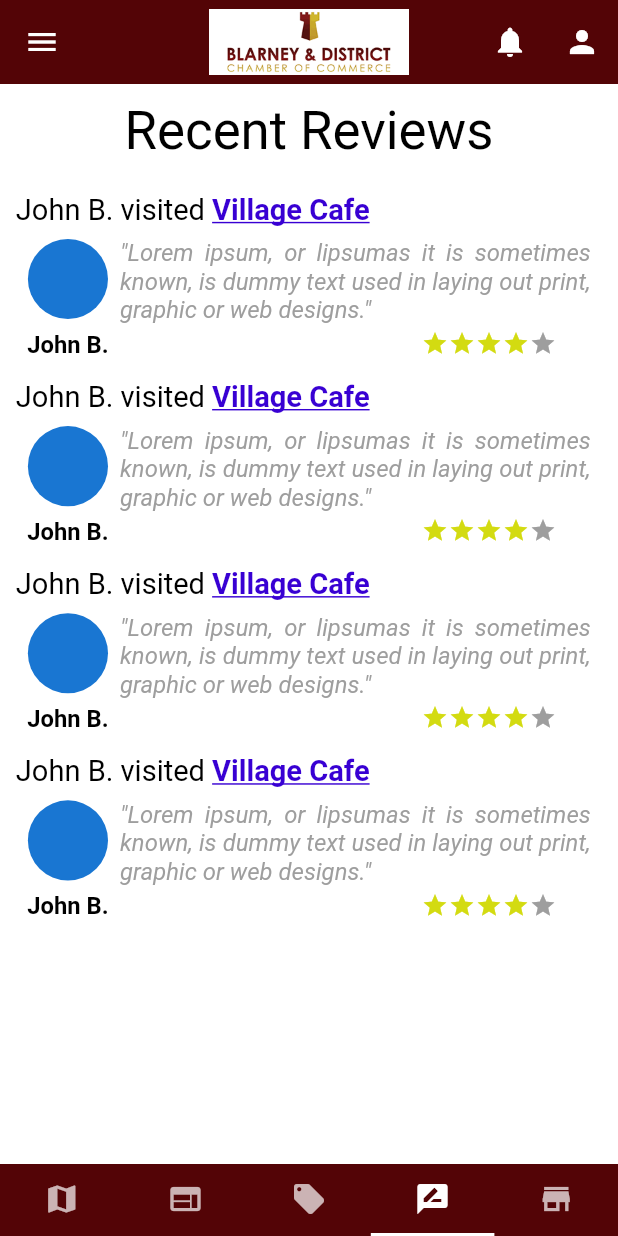
After one commit to dnadawa/Blarney-District, a Flutter app: the screen it shows after launch, item 4 of the bottom bar chosen, on a phone screen of 412 x 824 dp. The commit adds this screen. Run offline on Flutter 3.47's test engine with Material 2 defaults, Android fonts, the phone set to English and light mode, and no system bars; drawn by our look-alikes of flutter_rating_bar; our stand-ins replace flutter_screenutil.

Commit message:
Recent Reviews added

```diff
--- a/lib/screens/home.dart
+++ b/lib/screens/home.dart
@@ -3,6 +3,7 @@ import 'package:flutter/material.dart';
 import 'package:flutter_screenutil/flutter_screenutil.dart';
 import 'package:village_app/screens/business-directory.dart';
 import 'package:village_app/screens/profile.dart';
+import 'package:village_app/screens/recent-reviews.dart';
 import 'package:village_app/screens/special-offers.dart';
 import 'package:village_app/widgets/custom-text.dart';
 
@@ -182,7 +183,7 @@ class _HomeState extends State<Home> with SingleTickerProviderStateMixin{
           Container(color: Colors.red,),
           Container(color: Colors.green,),
           SpecialOffers(),
-          Container(color: Colors.blue,),
+          RecentReviews(),
           BusinessDirectory(),
         ],
       ),
--- /dev/null
+++ b/lib/screens/recent-reviews.dart
@@ -0,0 +1,438 @@
+import 'package:flutter/gestures.dart';
+import 'package:flutter/material.dart';
+import 'package:flutter/widgets.dart';
+import 'package:flutter_rating_bar/flutter_rating_bar.dart';
+import 'package:flutter_screenutil/flutter_screenutil.dart';
+import 'package:village_app/widgets/custom-text.dart';
+
+class RecentReviews extends StatefulWidget {
+  @override
+  _RecentReviewsState createState() => _RecentReviewsState();
+}
+
+class _RecentReviewsState extends State<RecentReviews> {
+  @override
+  Widget build(BuildContext context) {
+    return Scaffold(
+      backgroundColor: Colors.white,
+      body: Column(
+        crossAxisAlignment: CrossAxisAlignment.stretch,
+        children: [
+          Padding(
+            padding: EdgeInsets.all(ScreenUtil().setHeight(30)),
+            child: CustomText(
+              text: 'Recent Reviews',
+              size: ScreenUtil().setSp(100),
+              color: Colors.black,
+            ),
+          ),
+          Expanded(
+            child: Padding(
+              padding: EdgeInsets.all(ScreenUtil().setHeight(30)),
+              child: ListView(
+                children: [
+                  Padding(
+                    padding: EdgeInsets.only(bottom: ScreenUtil().setHeight(40)),
+                    child: Column(
+                      crossAxisAlignment: CrossAxisAlignment.start,
+                      children: [
+                        ///name
+                        RichText(
+                          text: TextSpan(
+                            text: 'John B. visited ',
+                            style: TextStyle(
+                              color: Colors.black,
+                              fontSize: ScreenUtil().setSp(55)
+                            ),
+                            children: [
+                              TextSpan(
+                                text: 'Village Cafe',
+                                style: TextStyle(
+                                  color: Color(0xff3800D3),
+                                  fontWeight: FontWeight.bold,
+                                  decoration: TextDecoration.underline
+                                ),
+                                recognizer: TapGestureRecognizer()..onTap = (){
+                                  print("Village cafe tapped!");
+                                }
+                              ),
+                            ],
+                          ),
+                        ),
+                        SizedBox(height: ScreenUtil().setWidth(20),),
+
+                        Padding(
+                          padding: EdgeInsets.symmetric(horizontal: ScreenUtil().setWidth(20)),
+                          child: Row(
+                            crossAxisAlignment: CrossAxisAlignment.start,
+                            children: [
+
+                              ///person
+                              Column(
+                                crossAxisAlignment: CrossAxisAlignment.center,
+                                children: [
+                                  ///pro pic
+                                  CircleAvatar(
+                                    radius: ScreenUtil().setWidth(70),
+                                  ),
+                                  SizedBox(height: ScreenUtil().setWidth(20),),
+
+                                  ///name
+                                  CustomText(
+                                    text: 'John B.',
+                                    isBold: true,
+                                    color: Colors.black,
+                                    size: ScreenUtil().setSp(45),
+                                  ),
+                                ],
+                              ),
+                              SizedBox(width: ScreenUtil().setWidth(20),),
+
+                              ///review
+                              Expanded(
+                                child: Column(
+                                  children: [
+
+                                    ///text review
+                                    Text(
+                                      '"Lorem ipsum, or lipsumas it is sometimes known, is dummy text used in laying out print, graphic or web designs."',
+                                      style: TextStyle(
+                                        color: Colors.grey,
+                                        fontStyle: FontStyle.italic,
+                                        fontSize: ScreenUtil().setSp(45)
+                                      ),
+                                      textAlign: TextAlign.justify,
+                                    ),
+                                    SizedBox(height: ScreenUtil().setWidth(10),),
+
+                                    ///stars
+                                    Align(
+                                      alignment: Alignment.bottomRight,
+                                      child: Padding(
+                                        padding: EdgeInsets.only(right: ScreenUtil().setWidth(60)),
+                                        child: RatingBarIndicator(
+                                          rating: 4,
+                                          itemBuilder: (context, index) => Icon(
+                                            Icons.star,
+                                            color: Color(0xffD3DB11),
+                                          ),
+                                          itemCount: 5,
+                                          itemSize: 18,
+                                        ),
+                                      ),
+                                    ),
+                                  ],
+                                ),
+                              ),
+                            ],
+                          ),
+                        ),
+                      ],
+                    ),
+                  ),
+                  Padding(
+                    padding: EdgeInsets.only(bottom: ScreenUtil().setHeight(40)),
+                    child: Column(
+                      crossAxisAlignment: CrossAxisAlignment.start,
+                      children: [
+                        ///name
+                        RichText(
+                          text: TextSpan(
+                            text: 'John B. visited ',
+                            style: TextStyle(
+                              color: Colors.black,
+                              fontSize: ScreenUtil().setSp(55)
+                            ),
+                            children: [
+                              TextSpan(
+                                text: 'Village Cafe',
+                                style: TextStyle(
+                                  color: Color(0xff3800D3),
+                                  fontWeight: FontWeight.bold,
+                                  decoration: TextDecoration.underline
+                                ),
+                                recognizer: TapGestureRecognizer()..onTap = (){
+                                  print("Village cafe tapped!");
+                                }
+                              ),
+                            ],
+                          ),
+                        ),
+                        SizedBox(height: ScreenUtil().setWidth(20),),
+
+                        Padding(
+                          padding: EdgeInsets.symmetric(horizontal: ScreenUtil().setWidth(20)),
+                          child: Row(
+                            crossAxisAlignment: CrossAxisAlignment.start,
+                            children: [
+
+                              ///person
+                              Column(
+                                crossAxisAlignment: CrossAxisAlignment.center,
+                                children: [
+                                  ///pro pic
+                                  CircleAvatar(
+                                    radius: ScreenUtil().setWidth(70),
+                                  ),
+                                  SizedBox(height: ScreenUtil().setWidth(20),),
+
+                                  ///name
+                                  CustomText(
+                                    text: 'John B.',
+                                    isBold: true,
+                                    color: Colors.black,
+                                    size: ScreenUtil().setSp(45),
+                                  ),
+                                ],
+                              ),
+                              SizedBox(width: ScreenUtil().setWidth(20),),
+
+                              ///review
+                              Expanded(
+                                child: Column(
+                                  children: [
+
+                                    ///text review
+                                    Text(
+                                      '"Lorem ipsum, or lipsumas it is sometimes known, is dummy text used in laying out print, graphic or web designs."',
+                                      style: TextStyle(
+                                        color: Colors.grey,
+                                        fontStyle: FontStyle.italic,
+                                        fontSize: ScreenUtil().setSp(45)
+                                      ),
+                                      textAlign: TextAlign.justify,
+                                    ),
+                                    SizedBox(height: ScreenUtil().setWidth(10),),
+
+                                    ///stars
+                                    Align(
+                                      alignment: Alignment.bottomRight,
+                                      child: Padding(
+                                        padding: EdgeInsets.only(right: ScreenUtil().setWidth(60)),
+                                        child: RatingBarIndicator(
+                                          rating: 4,
+                                          itemBuilder: (context, index) => Icon(
+                                            Icons.star,
+                                            color: Color(0xffD3DB11),
+                                          ),
+                                          itemCount: 5,
+                                          itemSize: 18,
+                                        ),
+                                      ),
+                                    ),
+                                  ],
+                                ),
+                              ),
+                            ],
+                          ),
+                        ),
+                      ],
+                    ),
+                  ),
+                  Padding(
+                    padding: EdgeInsets.only(bottom: ScreenUtil().setHeight(40)),
+                    child: Column(
+                      crossAxisAlignment: CrossAxisAlignment.start,
+                      children: [
+                        ///name
+                        RichText(
+                          text: TextSpan(
+                            text: 'John B. visited ',
+                            style: TextStyle(
+                              color: Colors.black,
+                              fontSize: ScreenUtil().setSp(55)
+                            ),
+                            children: [
+                              TextSpan(
+                                text: 'Village Cafe',
+                                style: TextStyle(
+                                  color: Color(0xff3800D3),
+                                  fontWeight: FontWeight.bold,
+                                  decoration: TextDecoration.underline
+                                ),
+                                recognizer: TapGestureRecognizer()..onTap = (){
+                                  print("Village cafe tapped!");
+                                }
+                              ),
+                            ],
+                          ),
+                        ),
+                        SizedBox(height: ScreenUtil().setWidth(20),),
+
+                        Padding(
+                          padding: EdgeInsets.symmetric(horizontal: ScreenUtil().setWidth(20)),
+                          child: Row(
+                            crossAxisAlignment: CrossAxisAlignment.start,
+                            children: [
+
+                              ///person
+                              Column(
+                                crossAxisAlignment: CrossAxisAlignment.center,
+                                children: [
+                                  ///pro pic
+                                  CircleAvatar(
+                                    radius: ScreenUtil().setWidth(70),
+                                  ),
+                                  SizedBox(height: ScreenUtil().setWidth(20),),
+
+                                  ///name
+                                  CustomText(
+                                    text: 'John B.',
+                                    isBold: true,
+                                    color: Colors.black,
+                                    size: ScreenUtil().setSp(45),
+                                  ),
+                                ],
+                              ),
+                              SizedBox(width: ScreenUtil().setWidth(20),),
+
+                              ///review
+                              Expanded(
+                                child: Column(
+                                  children: [
+
+                                    ///text review
+                                    Text(
+                                      '"Lorem ipsum, or lipsumas it is sometimes known, is dummy text used in laying out print, graphic or web designs."',
+                                      style: TextStyle(
+                                        color: Colors.grey,
+                                        fontStyle: FontStyle.italic,
+                                        fontSize: ScreenUtil().setSp(45)
+                                      ),
+                                      textAlign: TextAlign.justify,
+                                    ),
+                                    SizedBox(height: ScreenUtil().setWidth(10),),
+
+                                    ///stars
+                                    Align(
+                                      alignment: Alignment.bottomRight,
+                                      child: Padding(
+                                        padding: EdgeInsets.only(right: ScreenUtil().setWidth(60)),
+                                        child: RatingBarIndicator(
+                                          rating: 4,
+                                          itemBuilder: (context, index) => Icon(
+                                            Icons.star,
+                                            color: Color(0xffD3DB11),
+                                          ),
+                                          itemCount: 5,
+                                          itemSize: 18,
+                                        ),
+                                      ),
+                                    ),
+                                  ],
+                                ),
+                              ),
+                            ],
+                          ),
+                        ),
+                      ],
+                    ),
+                  ),
+                  Padding(
+                    padding: EdgeInsets.only(bottom: ScreenUtil().setHeight(40)),
+                    child: Column(
+                      crossAxisAlignment: CrossAxisAlignment.start,
+                      children: [
+                        ///name
+                        RichText(
+                          text: TextSpan(
+                            text: 'John B. visited ',
+                            style: TextStyle(
+                              color: Colors.black,
+                              fontSize: ScreenUtil().setSp(55)
+                            ),
+                            children: [
+                              TextSpan(
+                                text: 'Village Cafe',
+                                style: TextStyle(
+                                  color: Color(0xff3800D3),
+                                  fontWeight: FontWeight.bold,
+                                  decoration: TextDecoration.underline
+                                ),
+                                recognizer: TapGestureRecognizer()..onTap = (){
+                                  print("Village cafe tapped!");
+                                }
+                              ),
+                            ],
+                          ),
+                        ),
+                        SizedBox(height: ScreenUtil().setWidth(20),),
+
+                        Padding(
+                          padding: EdgeInsets.symmetric(horizontal: ScreenUtil().setWidth(20)),
+                          child: Row(
+                            crossAxisAlignment: CrossAxisAlignment.start,
+                            children: [
+
+                              ///person
+                              Column(
+                                crossAxisAlignment: CrossAxisAlignment.center,
+                                children: [
+                                  ///pro pic
+                                  CircleAvatar(
+                                    radius: ScreenUtil().setWidth(70),
+                                  ),
+                                  SizedBox(height: ScreenUtil().setWidth(20),),
+
+                                  ///name
+                                  CustomText(
+                                    text: 'John B.',
+                                    isBold: true,
+                                    color: Colors.black,
+                                    size: ScreenUtil().setSp(45),
+                                  ),
+                                ],
+                              ),
+                              SizedBox(width: ScreenUtil().setWidth(20),),
+
+                              ///review
+                              Expanded(
+                                child: Column(
+                                  children: [
+
+                                    ///text review
+                                    Text(
+                                      '"Lorem ipsum, or lipsumas it is sometimes known, is dummy text used in laying out print, graphic or web designs."',
+                                      style: TextStyle(
+                                        color: Colors.grey,
+                                        fontStyle: FontStyle.italic,
+                                        fontSize: ScreenUtil().setSp(45)
+                                      ),
+                                      textAlign: TextAlign.justify,
+                                    ),
+                                    SizedBox(height: ScreenUtil().setWidth(10),),
+
+                                    ///stars
+                                    Align(
+                                      alignment: Alignment.bottomRight,
+                                      child: Padding(
+                                        padding: EdgeInsets.only(right: ScreenUtil().setWidth(60)),
+                                        child: RatingBarIndicator(
+                                          rating: 4,
+                                          itemBuilder: (context, index) => Icon(
+                                            Icons.star,
+                                            color: Color(0xffD3DB11),
+                                          ),
+                                          itemCount: 5,
+                                          itemSize: 18,
+                                        ),
+                                      ),
+                                    ),
+                                  ],
+                                ),
+                              ),
+                            ],
+                          ),
+                        ),
+                      ],
+                    ),
+                  ),
+                ],
+              ),
+            ),
+          )
+        ],
+      ),
+    );
+  }
+}
```
